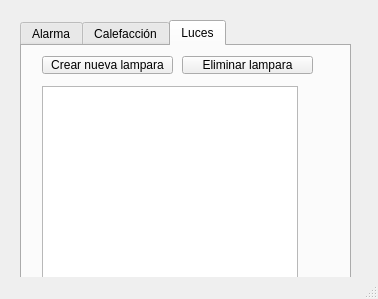
peter2276/Final_Software, file src/mainwindow.ui: the form before one commit.
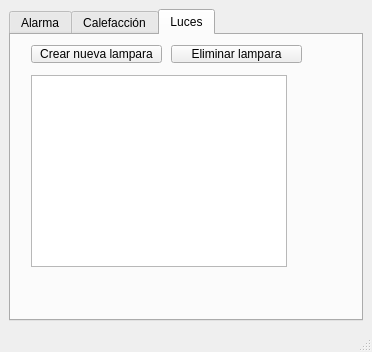
The form after the commit. The open tabs and pages were chosen to show the change.

Commit message: Pequeño cambio de layout. Se agrego un icono

```diff
--- a/src/mainwindow.ui
+++ b/src/mainwindow.ui
@@ -6,22 +6,40 @@
    <rect>
     <x>0</x>
     <y>0</y>
-    <width>378</width>
-    <height>299</height>
+    <width>372</width>
+    <height>352</height>
    </rect>
   </property>
+  <property name="sizePolicy">
+   <sizepolicy hsizetype="Preferred" vsizetype="Preferred">
+    <horstretch>0</horstretch>
+    <verstretch>0</verstretch>
+   </sizepolicy>
+  </property>
   <property name="windowTitle">
    <string>Sistema de Domótica</string>
   </property>
   <widget class="QWidget" name="centralwidget">
+   <property name="sizePolicy">
+    <sizepolicy hsizetype="Minimum" vsizetype="Minimum">
+     <horstretch>0</horstretch>
+     <verstretch>0</verstretch>
+    </sizepolicy>
+   </property>
+   <layout class="QVBoxLayout" name="verticalLayout_3">
+    <item>
    <widget class="QTabWidget" name="tabWidget">
-    <property name="geometry">
-     <rect>
-      <x>20</x>
-      <y>20</y>
-      <width>331</width>
-      <height>261</height>
-     </rect>
+      <property name="sizePolicy">
+       <sizepolicy hsizetype="Preferred" vsizetype="Preferred">
+        <horstretch>0</horstretch>
+        <verstretch>0</verstretch>
+       </sizepolicy>
+      </property>
+      <property name="tabletTracking">
+       <bool>false</bool>
+      </property>
+      <property name="tabShape">
+       <enum>QTabWidget::Rounded</enum>
     </property>
     <property name="currentIndex">
      <number>1</number>
@@ -233,6 +251,8 @@
      </widget>
     </widget>
    </widget>
+    </item>
+   </layout>
   </widget>
   <widget class="QStatusBar" name="statusbar"/>
  </widget>
```
Left out of the diff: 2 changed lines with no effect on the pictures. Lines whose indentation alone changed are shown as unchanged. The commit also changes 32 other files.
